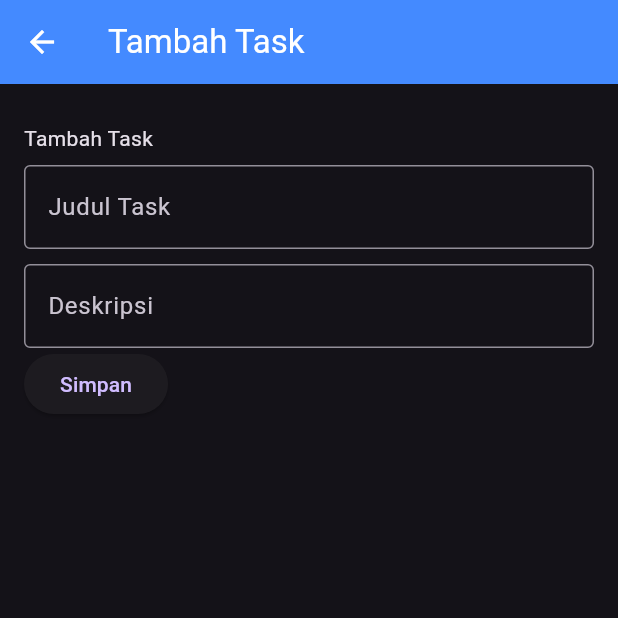
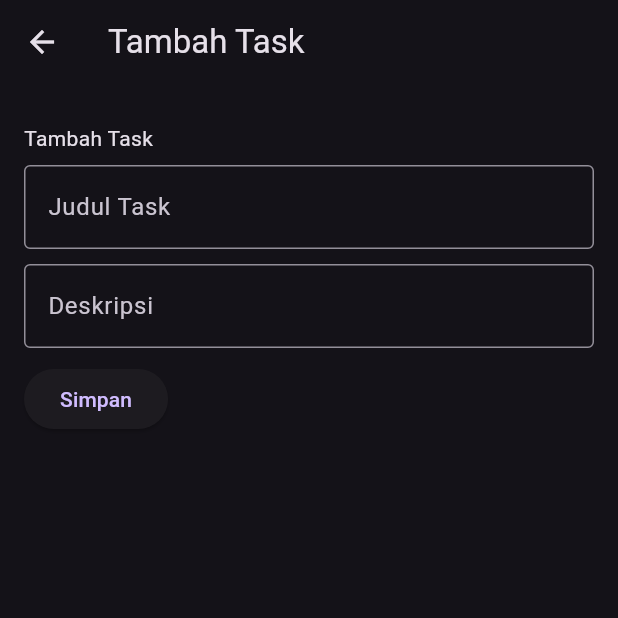
Before and after one commit to fahrifariski570-hub/Task-Manager, a Flutter app: the screen it shows after launch, after a tap on the "add" icon, on a phone screen of 412 x 824 dp, the top half of it. Run offline on Flutter 3.47's test engine with Material 3 defaults, Android fonts, the phone set to English and light mode, and no system bars; network calls fail.

Commit message:
tampilin data

```diff
--- a/lib/add_task_page.dart
+++ b/lib/add_task_page.dart
@@ -37,11 +37,7 @@ class _AddTaskPageState extends State<AddTaskPage> {
   @override
   Widget build(BuildContext context) {
     return Scaffold(
-      appBar: AppBar(
-        title: Text("Tambah Task"),
-        backgroundColor: Colors.blueAccent,
-        foregroundColor: Colors.white,
-      ),
+      appBar: AppBar(title: Text("Tambah Task")),
 
       body: Padding(
         padding: EdgeInsets.all(16),
@@ -66,6 +62,7 @@ class _AddTaskPageState extends State<AddTaskPage> {
                 border: OutlineInputBorder(),
               ),
             ),
+            SizedBox(height: 10),
             ElevatedButton(onPressed: addTask, child: Text("Simpan")),
           ],
         ),
--- a/lib/home.dart
+++ b/lib/home.dart
@@ -62,41 +62,25 @@ class _HomeState extends State<Home> {
                 itemCount: tasks.length,
                 itemBuilder: (context, index) {
                   final task = tasks[index];
-                },
-              ),
-            ),
-            Card(
+                  return Card(
                     child: Padding(
-                padding: EdgeInsets.all(16),
+                      padding: const EdgeInsets.all(16),
                       child: Row(
-                  crossAxisAlignment: CrossAxisAlignment.center,
                         children: [
-                    Icon(Icons.check_circle_outline),
-                    SizedBox(width: 12),
+                          const Icon(Icons.check_circle_outline),
+                          const SizedBox(width: 12),
                           Column(
+                            crossAxisAlignment: CrossAxisAlignment.start,
                             children: [
-                        Text(
-                          tasks.isNotEmpty ? tasks[0]["title"] : "loading. . .",
-                        ),
-                        Text(tasks.isNotEmpty ? tasks[0]["title"] : ""),
+                              Text(task["title"]),
+                              Text(task["description"]),
                             ],
                           ),
                         ],
                       ),
                     ),
-            ),
-
-            Card(
-              child: Padding(
-                padding: EdgeInsets.all(16),
-                child: Row(
-                  crossAxisAlignment: CrossAxisAlignment.start,
-                  children: [
-                    Icon(Icons.check_circle_outline),
-                    SizedBox(width: 12),
-                    Column(children: [Text("Latihan Git"), Text("Complated")]),
-                  ],
-                ),
+                  );
+                },
               ),
             ),
           ],
```
Lines whose indentation alone changed are shown as unchanged.
